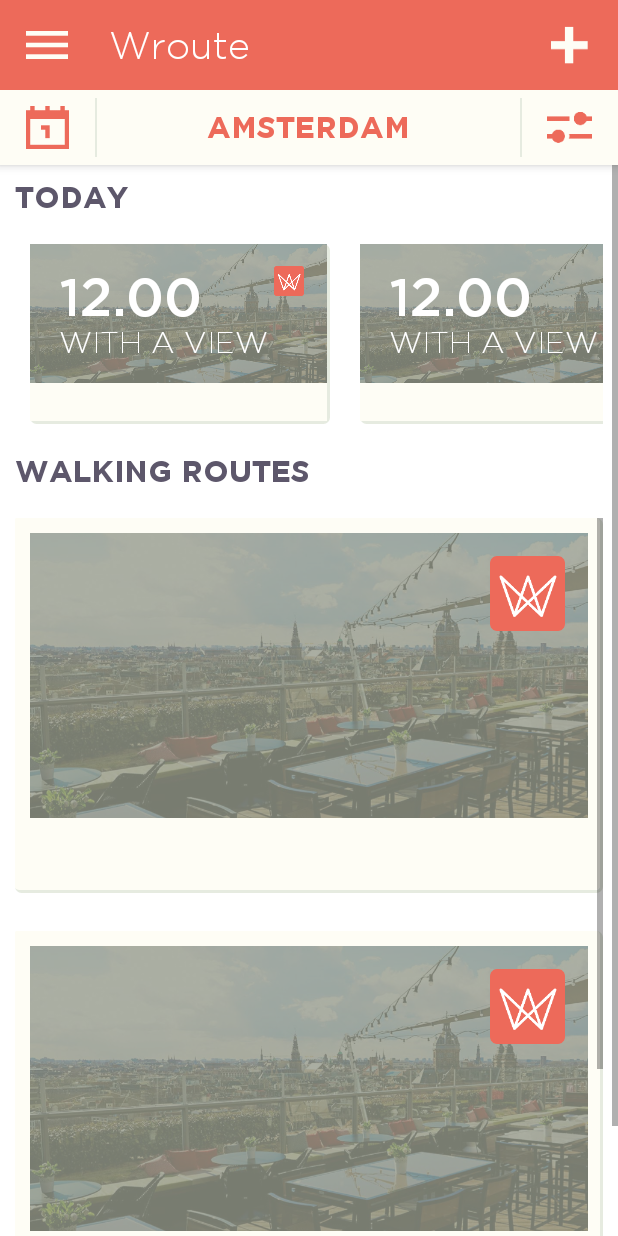
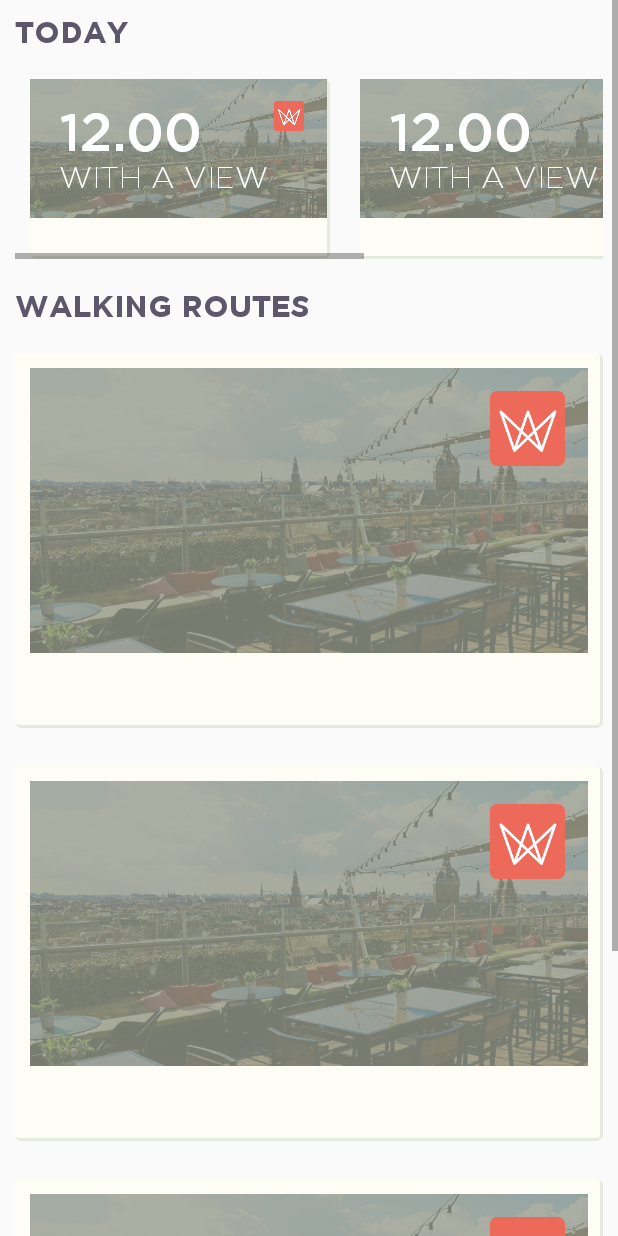
Before and after one commit to nevrborn/Wroute, an Android app: the layout fragment_main.xml on its own in the app's theme, with its tools: preview values and no code run, on a phone screen of 412 x 824 dp. Run offline under Robolectric (Android 15) with nearby library versions, the phone set to English and light mode, and no system bars.

Commit message:
no message

```diff
--- a/app/src/main/res/layout/fragment_main.xml
+++ b/app/src/main/res/layout/fragment_main.xml
@@ -6,30 +6,13 @@
 
     <data>
         <import type="android.view.View"/>
-        <variable name="activity" type="com.donkeymonkey.wroute.views.activities.MainActivity" />
+        <variable name="fragment" type="com.donkeymonkey.wroute.views.fragments.MainFragment" />
         <variable name="viewModel" type="com.donkeymonkey.wroute.viewmodels.MainViewModel" />
     </data>
 
-    <FrameLayout
-        android:id="@+id/main_root"
-        android:layout_width="match_parent"
-        android:layout_height="wrap_content"
-        android:orientation="vertical"
-        android:background="@android:color/white">
-
-        <View
-            android:layout_gravity="top"
-            android:layout_width="match_parent"
-            android:layout_height="@dimen/guillotine_actionbar_background_view_height"
-            android:background="@color/appDarkBlue"
-            />
-
     <LinearLayout
         android:layout_width="match_parent"
-            android:layout_height="match_parent"
-            android:orientation="vertical">
-
-            <include layout="@layout/toolbar_main"/>
+        android:layout_height="match_parent">
 
         <ScrollView
             android:layout_width="match_parent"
@@ -51,10 +34,10 @@
                     android:fontFamily="@font/gotham_bold"/>
 
                 <android.support.v7.widget.RecyclerView
-                        android:id="@+id/main_list_wroutes_agenda"
+                    android:id="@+id/main_recycler_view_agenda"
                     android:layout_width="match_parent"
                     android:layout_height="wrap_content"
-                        android:scrollbars="vertical"
+                    android:scrollbars="horizontal"
                     app:layoutManager="android.support.v7.widget.LinearLayoutManager"
                     tools:listitem="@layout/list_item_wroute_agenda"
                     android:padding="10dp"
@@ -73,7 +56,7 @@
                     android:fontFamily="@font/gotham_bold"/>
 
                 <android.support.v7.widget.RecyclerView
-                        android:id="@+id/main_list_wroutes"
+                    android:id="@+id/main_recycler_view_wroutes"
                     android:layout_width="match_parent"
                     android:layout_height="match_parent"
                     android:scrollbars="vertical"
@@ -87,10 +70,8 @@
 
         </ScrollView>
 
+
     </LinearLayout>
 
 
-
-    </FrameLayout>
-
 </layout>
```
Lines whose indentation alone changed are shown as unchanged.
